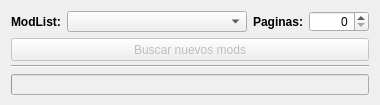
Before: the Qt Designer form pyqt_windows/searching_dialog.ui in MelonRodante/ModList, drawn with Qt 5.
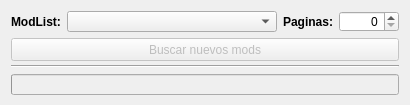
After: the same form once the commit is applied. Icons and pictures are not drawn.

The edit to the form file:
```diff
--- a/pyqt_windows/searching_dialog.ui
+++ b/pyqt_windows/searching_dialog.ui
@@ -9,19 +9,19 @@
    <rect>
     <x>0</x>
     <y>0</y>
-    <width>380</width>
+    <width>410</width>
     <height>105</height>
    </rect>
   </property>
   <property name="minimumSize">
    <size>
-    <width>380</width>
+    <width>410</width>
     <height>105</height>
    </size>
   </property>
   <property name="maximumSize">
    <size>
-    <width>380</width>
+    <width>410</width>
     <height>105</height>
    </size>
   </property>
```
